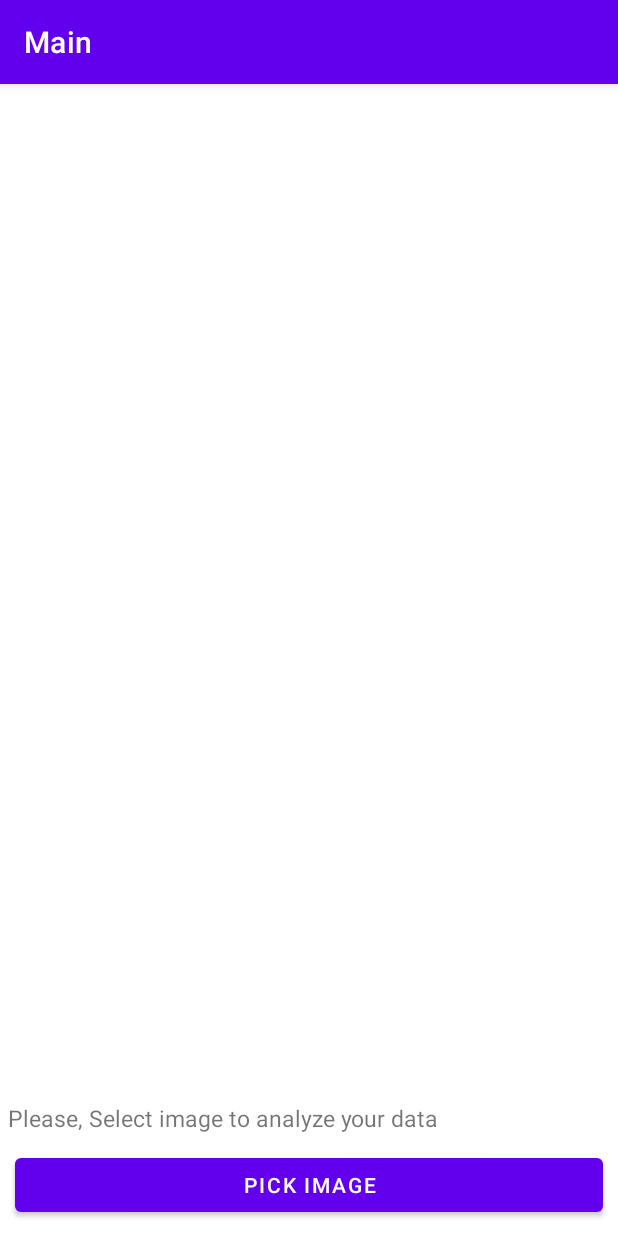
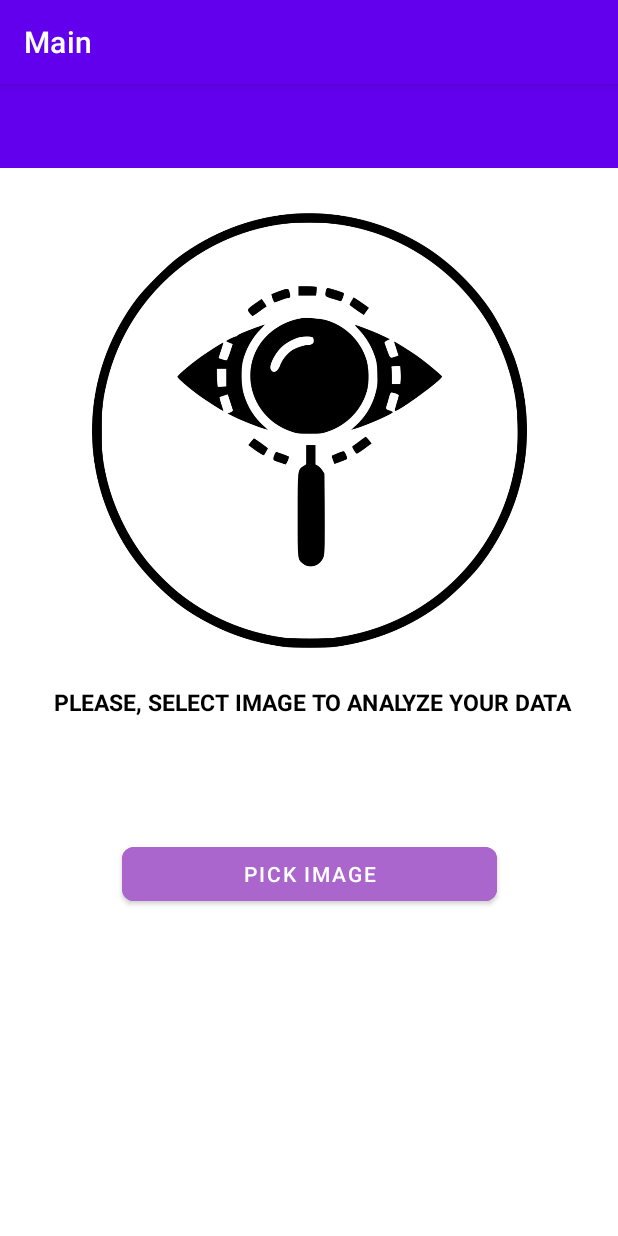
Before and after one commit to lintonjr/EldsHandsOn, an Android app: the MainActivity screen opened directly, with no data from a screen before it, on a phone screen of 412 x 824 dp. Run offline under Robolectric (Android 15) with nearby library versions, the phone set to English and light mode, and no system bars; libraries missing offline, so code that uses them is left out: edmt.dev.edmtdevcognitivevision; pictures from the network do not load; Roboto replaces fonts that are not available here.

Commit message:
Improve ActivityMain Layout
Signed-off-by: William Robert <william.almeidarobert@gmail.com>

```diff
--- a/app/src/main/res/layout/activity_home.xml
+++ b/app/src/main/res/layout/activity_home.xml
@@ -14,7 +14,8 @@
         android:background="?attr/colorPrimary"
         android:minHeight="?attr/actionBarSize"
         android:theme="?attr/actionBarTheme"
-        app:layout_constraintTop_toTopOf="parent" />
+        app:layout_constraintTop_toTopOf="parent"
+        />
 
     <com.google.android.material.textview.MaterialTextView
         android:id="@+id/title_id"
--- a/app/src/main/res/layout/activity_main.xml
+++ b/app/src/main/res/layout/activity_main.xml
@@ -1,29 +1,63 @@
 <?xml version="1.0" encoding="utf-8"?>
-<RelativeLayout xmlns:android="http://schemas.android.com/apk/res/android"
+<androidx.constraintlayout.widget.ConstraintLayout xmlns:android="http://schemas.android.com/apk/res/android"
     xmlns:app="http://schemas.android.com/apk/res-auto"
     xmlns:tools="http://schemas.android.com/tools"
     android:layout_width="match_parent"
     android:layout_height="match_parent"
     tools:context=".MainActivity">
 
+    <androidx.appcompat.widget.Toolbar
+        android:id="@+id/toolbar"
+        android:layout_width="match_parent"
+        android:layout_height="wrap_content"
+        android:background="?attr/colorPrimary"
+        android:minHeight="?attr/actionBarSize"
+        android:theme="?attr/actionBarTheme"
+        app:layout_constraintTop_toTopOf="parent" />
+
     <ImageView
         android:id="@+id/img_view"
-        android:layout_width="match_parent"
-        android:layout_height="match_parent" />
-    <Button
-        android:id="@+id/btn_pick"
-        android:text="Pick Image"
-        android:layout_margin="10dp"
-        android:layout_alignParentBottom="true"
-        android:layout_width="match_parent"
-        android:layout_height="wrap_content" />
+        android:layout_width="382dp"
+        android:layout_height="290dp"
+        android:layout_marginTop="30dp"
+        android:src="@drawable/image_preview"
+        app:layout_constraintStart_toStartOf="parent"
+        app:layout_constraintEnd_toEndOf="parent"
+        app:layout_constraintTop_toBottomOf="@id/toolbar"
+        />
+
     <TextView
         android:id="@+id/txt_result"
-        android:layout_marginStart="5dp"
         android:layout_width="wrap_content"
         android:layout_height="wrap_content"
+        android:layout_marginStart="5dp"
         android:text="Please, Select image to analyze your data"
         android:textSize="15sp"
-        android:layout_above="@id/btn_pick"/>
+        android:textStyle="bold"
+        android:textAllCaps="true"
+        android:textColor="@color/black"
+        app:layout_constraintStart_toStartOf="parent"
+        app:layout_constraintEnd_toEndOf="parent"
+        app:layout_constraintTop_toBottomOf="@+id/img_view"
+        android:layout_marginTop="25dp"
+        />
 
-</RelativeLayout>
+    <com.google.android.material.button.MaterialButton
+        android:id="@+id/btn_pick"
+        android:layout_width="250dp"
+        android:layout_height="wrap_content"
+        android:layout_marginStart="10dp"
+        android:layout_marginTop="80dp"
+        android:layout_marginEnd="10dp"
+        android:layout_marginBottom="10dp"
+        android:backgroundTint="@android:color/holo_purple"
+        app:cornerRadius="8dp"
+        android:text="Pick Image"
+        app:layout_constraintStart_toStartOf="parent"
+        app:layout_constraintEnd_toEndOf="parent"
+        app:layout_constraintTop_toBottomOf="@+id/txt_result"
+        />
+
+
+
+</androidx.constraintlayout.widget.ConstraintLayout>
```
Also changed, not shown: app/src/main/res/drawable/image_preview.png (added).
